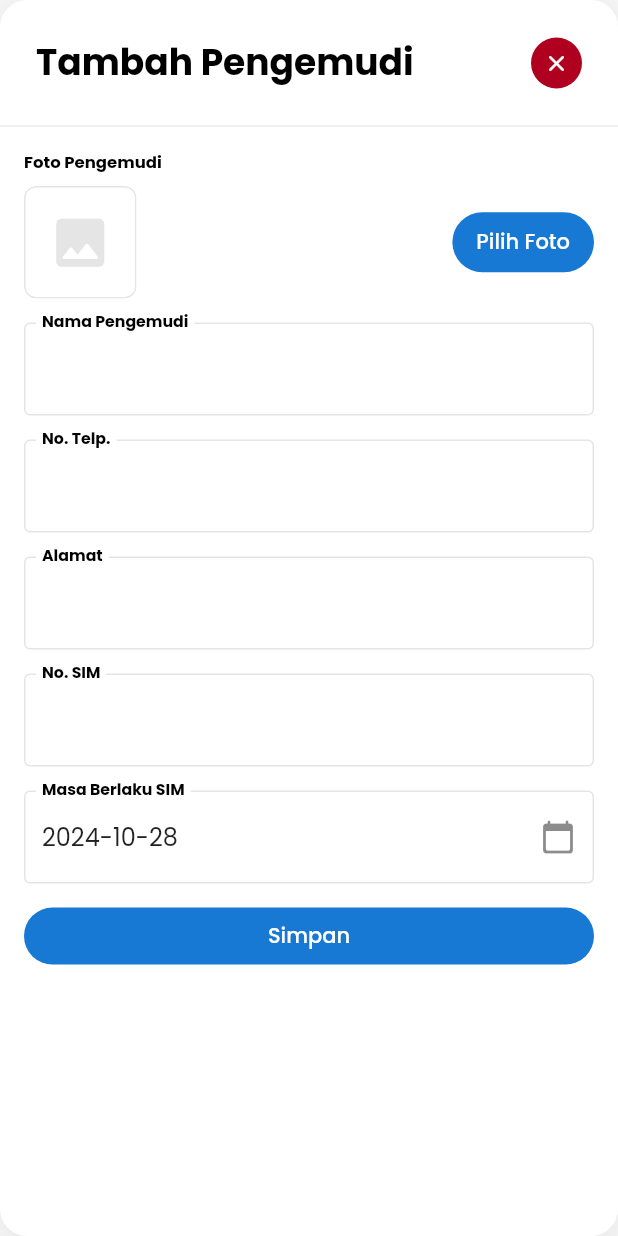
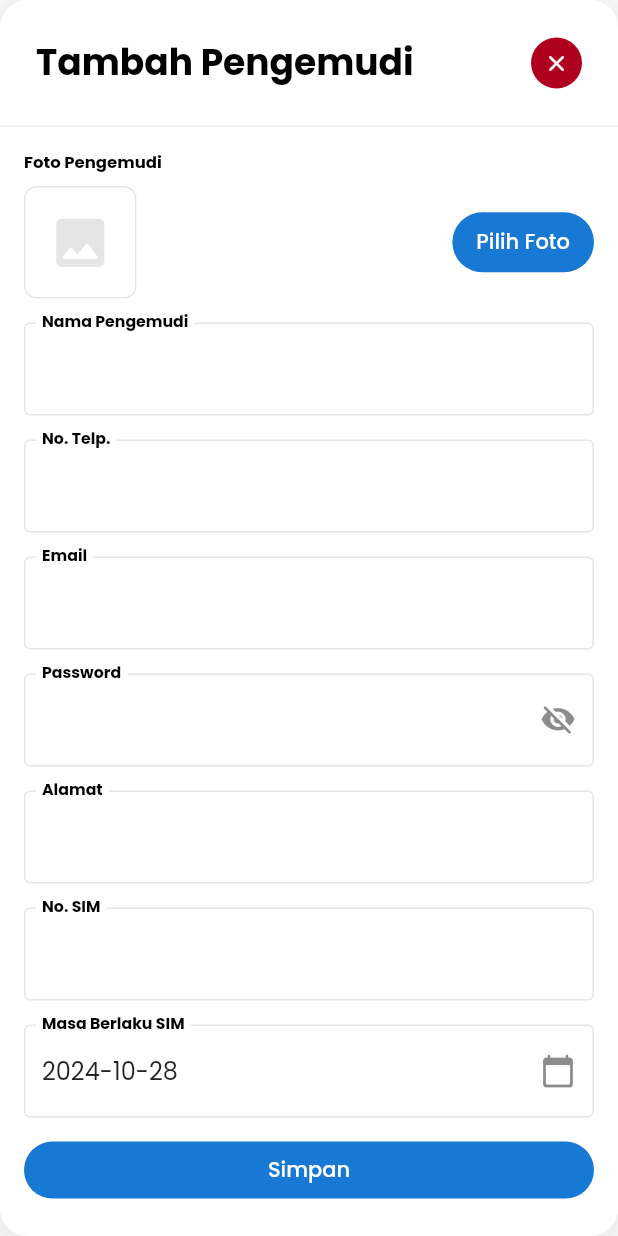
Before and after one commit to tioirawan/mangkat_admin, a Flutter app: the AddDriverWindow widget shown alone on an empty page, opened directly, on a phone screen of 412 x 824 dp. Run offline on Flutter 3.47's test engine with Material 2 defaults, Android fonts, the phone set to English and light mode, and no system bars; our stand-ins replace cached_network_image, cloud_firestore, firebase_auth, firebase_core, firebase_database, firebase_storage and 7 more; missing offline and left inert: flex_color_picker, flutter_polyline_no_xmlhttperror, pointer_interceptor; accounts and stored records are empty; statements that could not run were skipped.

Commit message:
feat: driver registration also creating auth account

```diff
--- a/lib/domain/models/driver_model.dart
+++ b/lib/domain/models/driver_model.dart
@@ -14,6 +14,7 @@ class DriverModel with _$DriverModel {
     String? id,
     String? name,
     String? phone,
+    String? email,
     String? address,
     String? image,
     @JsonKey(name: 'driving_license_number') String? drivingLicenseNumber,
--- a/lib/domain/repositories/driver_repository.dart
+++ b/lib/domain/repositories/driver_repository.dart
@@ -10,7 +10,13 @@ abstract class DriverRepository {
   Stream<List<DriverModel>> driversStream();
   Future<List<DriverModel>> getDrivers();
   Future<DriverModel> getDriver(String id);
-  Future<DriverModel> createDriver(DriverModel driver, [Uint8List? image]);
+
+  /// Create a new driver with an account
+  Future<DriverModel> createDriver(
+    DriverModel driver,
+    String password, [
+    Uint8List? image,
+  ]);
   Future<DriverModel> updateDriver(DriverModel driver, [Uint8List? image]);
   Future<void> deleteDriver(DriverModel driver);
 }
@@ -19,5 +25,6 @@ final driverRepositoryProvider = Provider<DriverRepository>(
   (ref) => DriverRepositoryImpl(
     ref.watch(firestoreProvider),
     ref.watch(storageProvider),
+    ref.watch(authProvider),
   ),
 );
--- a/lib/ui/helpers/date_helper.dart
+++ b/lib/ui/helpers/date_helper.dart
@@ -1,10 +1,23 @@
 import 'package:intl/intl.dart';
 
 abstract class DateHelper {
-  static final dateFormat = DateFormat('EEE, dd MMM yyyy HH:mm:ss');
+  static final dateTimeFormat = DateFormat('EEE, dd MMM yyyy HH:mm:ss');
+  static final dateFormat = DateFormat('EEE, dd MMM yyyy');
   static final timeFormat = DateFormat('HH:mm');
 
-  static String format(DateTime dateTime) {
+  static String format(DateTime? dateTime) {
+    if (dateTime == null) {
+      return '-';
+    }
+
+    return dateTimeFormat.format(dateTime);
+  }
+
+  static String formatDate(DateTime? dateTime) {
+    if (dateTime == null) {
+      return '-';
+    }
+
     return dateFormat.format(dateTime);
   }
 
--- a/lib/ui/windows/driver_manager_window.dart
+++ b/lib/ui/windows/driver_manager_window.dart
@@ -4,6 +4,7 @@ import 'package:flutter_riverpod/flutter_riverpod.dart';
 
 import '../../domain/models/driver_model.dart';
 import '../../domain/repositories/driver_repository.dart';
+import '../helpers/date_helper.dart';
 import '../providers/common/content_window_controller/content_window_controller.dart';
 import '../providers/common/sections/sidebar_content_controller.dart';
 import '../providers/driver/drivers_provider.dart';
@@ -105,7 +106,7 @@ class _DriverManagerWindowState extends ConsumerState<DriverManagerWindow> {
               Text(driver.phone ?? '-'),
               Text(driver.address ?? '-'),
               Text(driver.drivingLicenseNumber ?? '-'),
-              Text(driver.drivingLicenseExpiryDate?.toString() ?? '-'),
+              Text(DateHelper.formatDate(driver.drivingLicenseExpiryDate)),
               _buildActionButtons(context, driver),
             ],
           ),
--- a/lib/ui/windows/sidebars/add_driver_window.dart
+++ b/lib/ui/windows/sidebars/add_driver_window.dart
@@ -42,6 +42,9 @@ class _AddDriverWindowState extends ConsumerState<AddDriverWindow> {
   late final TextEditingController _phoneController = TextEditingController(
     text: widget.driver?.phone,
   );
+  late final TextEditingController _emailController = TextEditingController(
+    text: widget.driver?.email,
+  );
   late final TextEditingController _addressController = TextEditingController(
     text: widget.driver?.address,
   );
@@ -49,6 +52,10 @@ class _AddDriverWindowState extends ConsumerState<AddDriverWindow> {
       TextEditingController(
     text: widget.driver?.drivingLicenseNumber,
   );
+
+  // for creating driver
+  final TextEditingController _passwordController = TextEditingController();
+  bool _isPasswordVisible = false;
 
   late DateTime _drivingLicenseExpiryDate =
       widget.driver?.drivingLicenseExpiryDate ??
@@ -80,13 +87,15 @@ class _AddDriverWindowState extends ConsumerState<AddDriverWindow> {
             child: Row(
               mainAxisAlignment: MainAxisAlignment.spaceBetween,
               children: [
-                const Text(
+                const Expanded(
+                  child: Text(
                     'Tambah Pengemudi',
                     style: TextStyle(
                       color: Colors.black,
                       fontSize: 24,
                       fontWeight: FontWeight.w700,
                       height: 0,
+                    ),
                   ),
                 ),
                 Material(
@@ -215,6 +224,52 @@ class _AddDriverWindowState extends ConsumerState<AddDriverWindow> {
             },
           ),
           const SizedBox(height: 16),
+          Opacity(
+            opacity: widget.driver == null ? 1 : 0.5,
+            child: TextFormField(
+              controller: _emailController,
+              readOnly: widget.driver != null,
+              decoration: const InputDecoration(
+                labelText: 'Email',
+              ),
+              validator: (value) {
+                if (value == null || value.isEmpty) {
+                  return 'Email tidak boleh kosong';
+                }
+
+                return null;
+              },
+            ),
+          ),
+          const SizedBox(height: 16),
+          if (widget.driver == null) ...[
+            TextFormField(
+              controller: _passwordController,
+              obscureText: !_isPasswordVisible,
+              decoration: InputDecoration(
+                labelText: 'Password',
+                suffixIcon: IconButton(
+                  onPressed: () =>
+                      setState(() => _isPasswordVisible = !_isPasswordVisible),
+                  icon: Icon(
+                    _isPasswordVisible
+                        ? Icons.visibility_rounded
+                        : Icons.visibility_off_rounded,
+                  ),
+                ),
+              ),
+              validator: (value) {
+                if (widget.driver != null) return null;
+
+                if (value == null || value.isEmpty) {
+                  return 'Password tidak boleh kosong';
+                }
+
+                return null;
+              },
+            ),
+            const SizedBox(height: 16),
+          ],
           TextFormField(
             controller: _addressController,
             decoration: const InputDecoration(
@@ -323,6 +378,7 @@ class _AddDriverWindowState extends ConsumerState<AddDriverWindow> {
         id: widget.driver?.id,
         name: _nameController.text,
         phone: _phoneController.text,
+        email: _emailController.text,
         address: _addressController.text,
         drivingLicenseNumber: _drivingLicenseNumberController.text,
         drivingLicenseExpiryDate: _drivingLicenseExpiryDate,
@@ -333,7 +389,11 @@ class _AddDriverWindowState extends ConsumerState<AddDriverWindow> {
       if (widget.driver != null) {
         await repository.updateDriver(driver, _image);
       } else {
-        await repository.createDriver(driver, _image);
+        await repository.createDriver(
+          driver,
+          _passwordController.text,
+          _image,
+        );
       }
 
       setState(() => _isSaving = false);
```
Also changed, not shown: lib/data/repositories/driver_repository_impl.dart (+14 -4 lines), lib/domain/models/driver_model.freezed.dart, lib/domain/models/driver_model.g.dart, pubspec.lock, 1 other file. Lines whose indentation alone changed are shown as unchanged.
